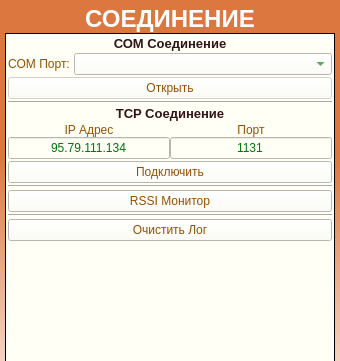
The window that ANDROID_FORMS/connections_form.ui (DavidSiegman/PLC_RF_Configurator) describes before a commit, drawn with Qt 5; both pictures show x 0 to 340 and y 0 to 361 of the 340 by 560 pixel window.
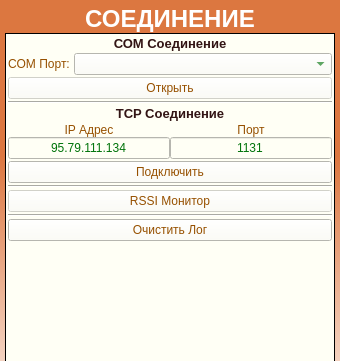
The same window after the commit. Icons and pictures are not drawn.

What changed in the file:
```diff
--- a/ANDROID_FORMS/connections_form.ui
+++ b/ANDROID_FORMS/connections_form.ui
@@ -126,7 +126,7 @@
          <item row="8" column="0">
           <widget class="QPushButton" name="RSSIMonitor">
            <property name="enabled">
-            <bool>true</bool>
+            <bool>false</bool>
            </property>
            <property name="sizePolicy">
             <sizepolicy hsizetype="Expanding" vsizetype="Minimum">
```
